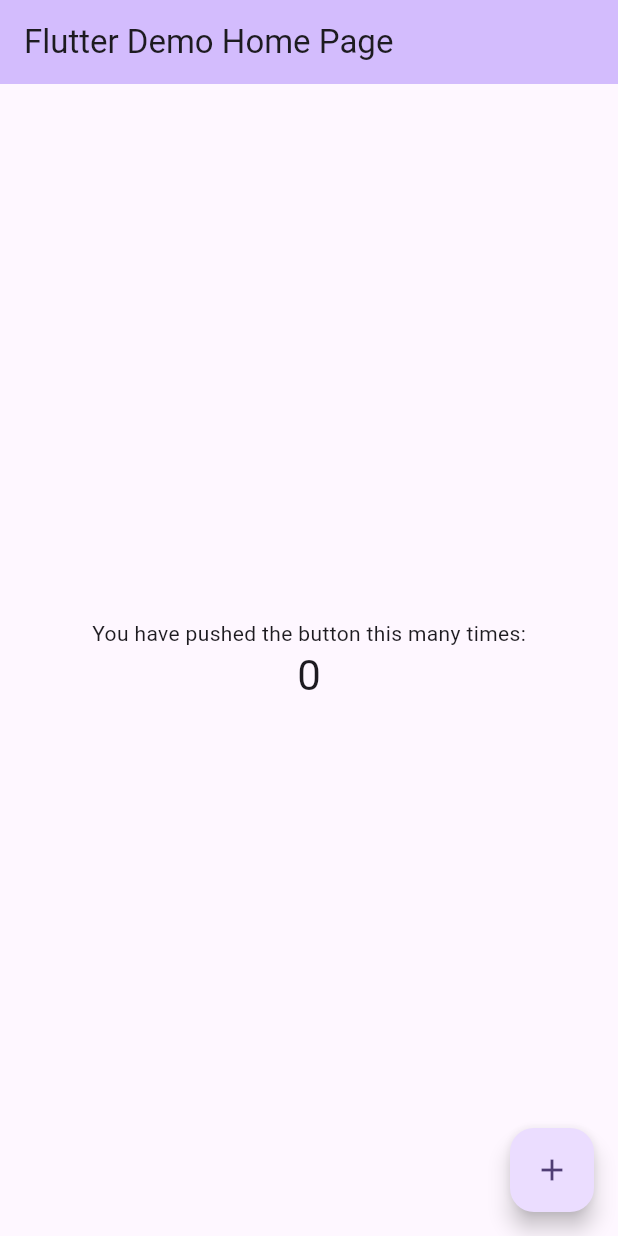
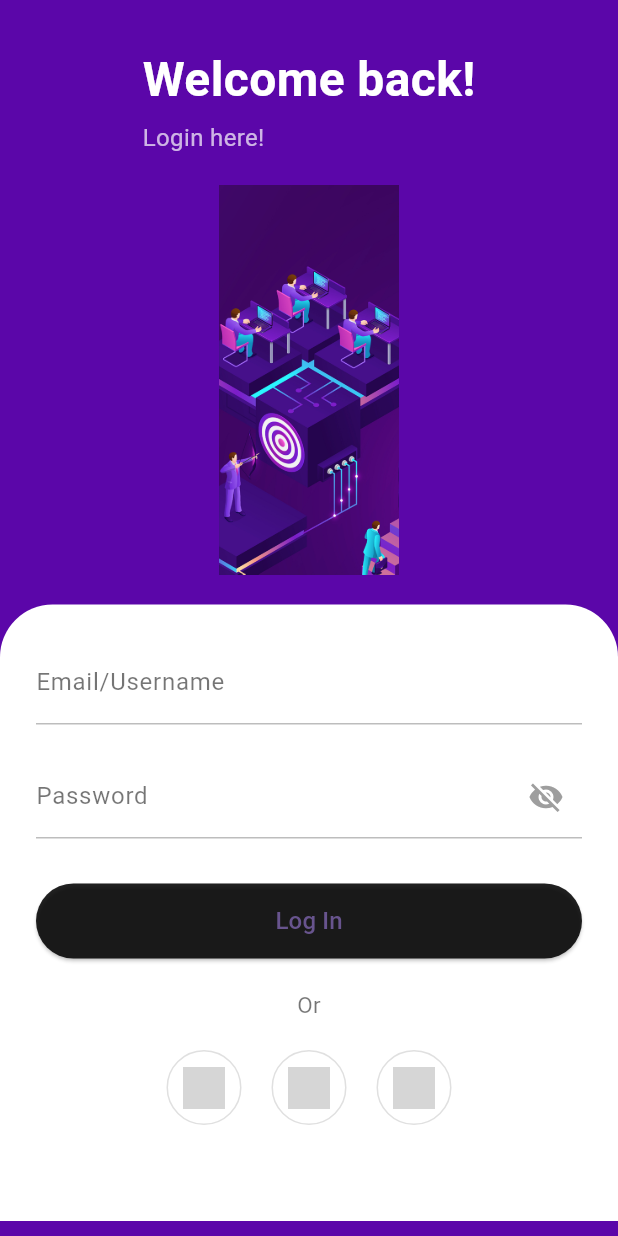
Before and after one commit to seviadwiyanti1309/project1, a Flutter app: the screen it shows after launch, on a phone screen of 412 x 824 dp. Run offline on Flutter 3.47's test engine with Material 3 defaults, Android fonts, the phone set to English and light mode, and no system bars; network calls fail; grey boxes are pictures that could not be loaded.

```diff
--- /dev/null
+++ b/lib/login.dart
@@ -0,0 +1,169 @@
+import 'package:flutter/material.dart';
+
+class LoginPage extends StatelessWidget {
+  const LoginPage({super.key});
+
+  @override
+  Widget build(BuildContext context) {
+    return Scaffold(
+      backgroundColor: const Color(0xFF5B06A9), // warna ungu background
+      body: SafeArea(
+        child: SingleChildScrollView(
+          child: Column(
+            children: [
+              const SizedBox(height: 30),
+
+              // ======= TOP TEXT =======
+              Padding(
+                padding: const EdgeInsets.symmetric(horizontal: 24),
+                child: Column(
+                  crossAxisAlignment: CrossAxisAlignment.start,
+                  children: const [
+                    Text(
+                      "Welcome back!",
+                      style: TextStyle(
+                        fontSize: 32,
+                        fontWeight: FontWeight.bold,
+                        color: Colors.white,
+                      ),
+                    ),
+                    SizedBox(height: 4),
+                    Text(
+                      "Login here!",
+                      style: TextStyle(
+                        fontSize: 16,
+                        color: Colors.white70,
+                      ),
+                    ),
+                  ],
+                ),
+              ),
+
+              const SizedBox(height: 20),
+
+              // ======= TOP IMAGE =======
+              SizedBox(
+                height: 260,
+                child: Image.asset(
+                  "assets/images/login_illustration.png",
+                  fit: BoxFit.cover,
+                ),
+              ),
+
+              const SizedBox(height: 20),
+
+              // ======= WHITE CARD LOGIN =======
+              Container(
+                width: double.infinity,
+                padding: const EdgeInsets.all(24),
+                decoration: const BoxDecoration(
+                  color: Colors.white,
+                  borderRadius: BorderRadius.vertical(
+                    top: Radius.circular(35),
+                  ),
+                ),
+                child: Column(
+                  crossAxisAlignment: CrossAxisAlignment.start,
+                  children: [
+                    // Email
+                    const TextField(
+                      decoration: InputDecoration(
+                        labelText: "Email/Username",
+                        labelStyle: TextStyle(color: Colors.black54),
+                        enabledBorder: UnderlineInputBorder(
+                          borderSide: BorderSide(color: Colors.black26),
+                        ),
+                        focusedBorder: UnderlineInputBorder(
+                          borderSide: BorderSide(color: Colors.black),
+                        ),
+                      ),
+                    ),
+
+                    const SizedBox(height: 20),
+
+                    // Password
+                    TextField(
+                      obscureText: true,
+                      decoration: InputDecoration(
+                        labelText: "Password",
+                        labelStyle: const TextStyle(color: Colors.black54),
+                        suffixIcon:
+                            const Icon(Icons.visibility_off, color: Colors.grey),
+                        enabledBorder: const UnderlineInputBorder(
+                          borderSide: BorderSide(color: Colors.black26),
+                        ),
+                        focusedBorder: const UnderlineInputBorder(
+                          borderSide: BorderSide(color: Colors.black),
+                        ),
+                      ),
+                    ),
+
+                    const SizedBox(height: 30),
+
+                    // Login Button
+                    SizedBox(
+                      width: double.infinity,
+                      height: 50,
+                      child: ElevatedButton(
+                        onPressed: () {},
+                        style: ElevatedButton.styleFrom(
+                          backgroundColor: Colors.black87,
+                          shape: RoundedRectangleBorder(
+                            borderRadius: BorderRadius.circular(30),
+                          ),
+                        ),
+                        child: const Text(
+                          "Log In",
+                          style: TextStyle(fontSize: 16),
+                        ),
+                      ),
+                    ),
+
+                    const SizedBox(height: 20),
+
+                    // OR
+                    const Center(
+                      child: Text(
+                        "Or",
+                        style:
+                            TextStyle(fontSize: 15, color: Colors.black54),
+                      ),
+                    ),
+
+                    const SizedBox(height: 20),
+
+                    // Social Buttons
+                    Row(
+                      mainAxisAlignment: MainAxisAlignment.center,
+                      children: [
+                        socialIcon("https://upload.wikimedia.org/wikipedia/commons/0/09/Google_logo.png"),
+                        const SizedBox(width: 20),
+                        socialIcon("https://cdn-icons-png.flaticon.com/512/124/124021.png"),
+                        const SizedBox(width: 20),
+                        socialIcon("https://cdn-icons-png.flaticon.com/512/733/733547.png"),
+                      ],
+                    ),
+
+                    const SizedBox(height: 40),
+                  ],
+                ),
+              ),
+            ],
+          ),
+        ),
+      ),
+    );
+  }
+
+  // Widget untuk icon sosial media
+  Widget socialIcon(String url) {
+    return Container(
+      padding: const EdgeInsets.all(10),
+      decoration: BoxDecoration(
+        shape: BoxShape.circle,
+        border: Border.all(color: Colors.black12),
+      ),
+      child: Image.network(url, width: 28, height: 28),
+    );
+  }
+}
--- a/lib/main.dart
+++ b/lib/main.dart
@@ -1,4 +1,5 @@
 import 'package:flutter/material.dart';
+import 'login.dart'; // ← tambahkan ini
 
 void main() {
   runApp(const MyApp());
@@ -7,116 +8,16 @@ void main() {
 class MyApp extends StatelessWidget {
   const MyApp({super.key});
 
-  // This widget is the root of your application.
   @override
   Widget build(BuildContext context) {
     return MaterialApp(
+      debugShowCheckedModeBanner: false,
       title: 'Flutter Demo',
       theme: ThemeData(
-        // This is the theme of your application.
-        //
-        // TRY THIS: Try running your application with "flutter run". You'll see
-        // the application has a purple toolbar. Then, without quitting the app,
-        // try changing the seedColor in the colorScheme below to Colors.green
-        // and then invoke "hot reload" (save your changes or press the "hot
-        // reload" button in a Flutter-supported IDE, or press "r" if you used
-        // the command line to start the app).
-        //
-        // Notice that the counter didn't reset back to zero; the application
-        // state is not lost during the reload. To reset the state, use hot
-        // restart instead.
-        //
-        // This works for code too, not just values: Most code changes can be
-        // tested with just a hot reload.
-        colorScheme: .fromSeed(seedColor: Colors.deepPurple),
+        colorScheme: ColorScheme.fromSeed(seedColor: Colors.deepPurple),
+        useMaterial3: true,
       ),
-      home: const MyHomePage(title: 'Flutter Demo Home Page'),
+      home: const LoginPage(), // ← diarahkan ke login
     );
   }
 }
-
-class MyHomePage extends StatefulWidget {
-  const MyHomePage({super.key, required this.title});
-
-  // This widget is the home page of your application. It is stateful, meaning
-  // that it has a State object (defined below) that contains fields that affect
-  // how it looks.
-
-  // This class is the configuration for the state. It holds the values (in this
-  // case the title) provided by the parent (in this case the App widget) and
-  // used by the build method of the State. Fields in a Widget subclass are
-  // always marked "final".
-
-  final String title;
-
-  @override
-  State<MyHomePage> createState() => _MyHomePageState();
-}
-
-class _MyHomePageState extends State<MyHomePage> {
-  int _counter = 0;
-
-  void _incrementCounter() {
-    setState(() {
-      // This call to setState tells the Flutter framework that something has
-      // changed in this State, which causes it to rerun the build method below
-      // so that the display can reflect the updated values. If we changed
-      // _counter without calling setState(), then the build method would not be
-      // called again, and so nothing would appear to happen.
-      _counter++;
-    });
-  }
-
-  @override
-  Widget build(BuildContext context) {
-    // This method is rerun every time setState is called, for instance as done
-    // by the _incrementCounter method above.
-    //
-    // The Flutter framework has been optimized to make rerunning build methods
-    // fast, so that you can just rebuild anything that needs updating rather
-    // than having to individually change instances of widgets.
-    return Scaffold(
-      appBar: AppBar(
-        // TRY THIS: Try changing the color here to a specific color (to
-        // Colors.amber, perhaps?) and trigger a hot reload to see the AppBar
-        // change color while the other colors stay the same.
-        backgroundColor: Theme.of(context).colorScheme.inversePrimary,
-        // Here we take the value from the MyHomePage object that was created by
-        // the App.build method, and use it to set our appbar title.
-        title: Text(widget.title),
-      ),
-      body: Center(
-        // Center is a layout widget. It takes a single child and positions it
-        // in the middle of the parent.
-        child: Column(
-          // Column is also a layout widget. It takes a list of children and
-          // arranges them vertically. By default, it sizes itself to fit its
-          // children horizontally, and tries to be as tall as its parent.
-          //
-          // Column has various properties to control how it sizes itself and
-          // how it positions its children. Here we use mainAxisAlignment to
-          // center the children vertically; the main axis here is the vertical
-          // axis because Columns are vertical (the cross axis would be
-          // horizontal).
-          //
-          // TRY THIS: Invoke "debug painting" (choose the "Toggle Debug Paint"
-          // action in the IDE, or press "p" in the console), to see the
-          // wireframe for each widget.
-          mainAxisAlignment: .center,
-          children: [
-            const Text('You have pushed the button this many times:'),
-            Text(
-              '$_counter',
-              style: Theme.of(context).textTheme.headlineMedium,
-            ),
-          ],
-        ),
-      ),
-      floatingActionButton: FloatingActionButton(
-        onPressed: _incrementCounter,
-        tooltip: 'Increment',
-        child: const Icon(Icons.add),
-      ),
-    );
-  }
-}
--- a/pubspec.yaml
+++ b/pubspec.yaml
@@ -58,8 +58,8 @@ flutter:
   uses-material-design: true
 
   # To add assets to your application, add an assets section, like this:
-  # assets:
-  #   - images/a_dot_burr.jpeg
+  assets:
+    - assets/images/login_illustration.png
   #   - images/a_dot_ham.jpeg
 
   # An image asset can refer to one or more resolution-specific "variants", see
```
Also changed, not shown: assets/images/login_illustration.png (added).
